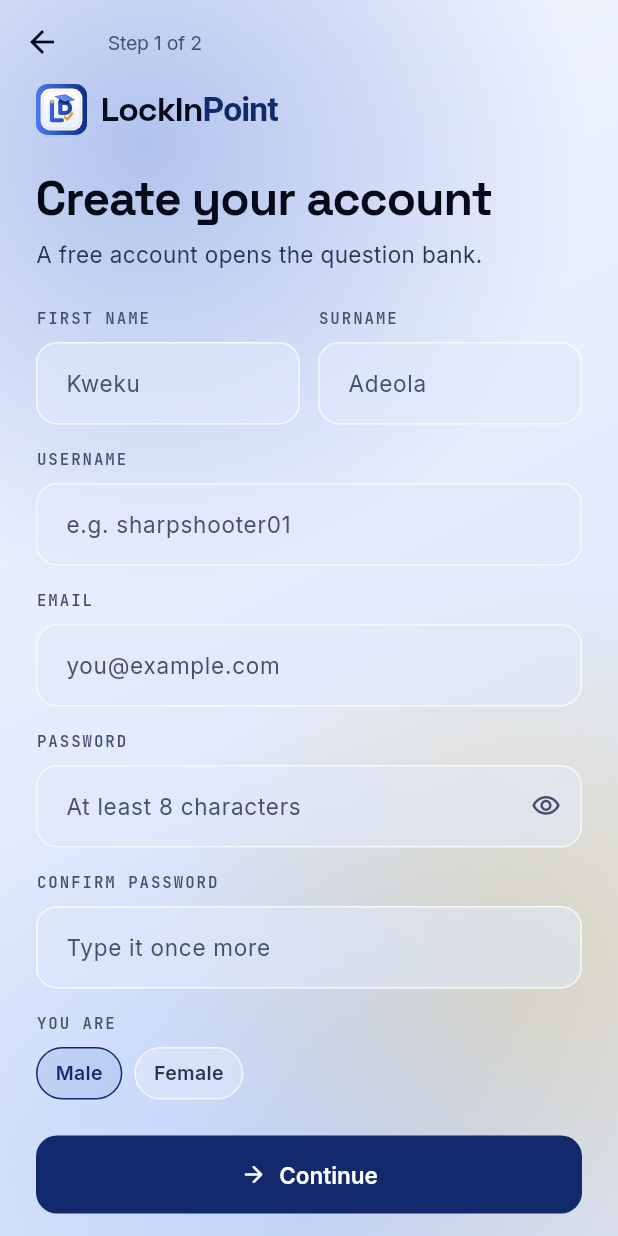
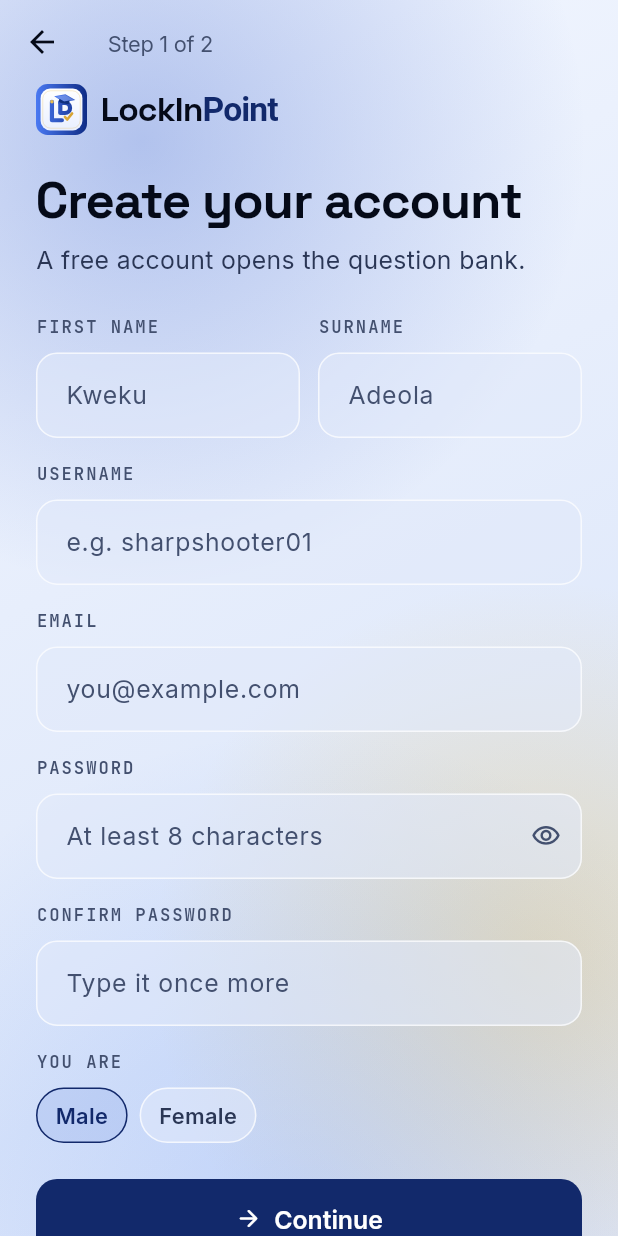
Before and after one commit to isaac2526/lockinpoint-mobile, a Flutter app: the screen it shows after launch, after a tap on "Create account", on a phone screen of 412 x 824 dp. Run offline on Flutter 3.47's test engine with Material 3 defaults, Android fonts, the phone set to English and light mode, and no system bars; our stand-ins replace cached_network_image, dio, flutter_html, flutter_riverpod, flutter_secure_storage, shared_preferences; missing offline and left inert: flutter_math_fork.

Commit message:
Phase 1: the app opens on the student's home, not on a network request
STARTUP WAS TWO SERIAL ROUND TRIPS AND THREE FONT DOWNLOADS.

AuthController.build() awaited /api/me before deciding anything, and the
dashboard then made its own request behind it — one after the other, on the
connection least able to afford them. A stored refresh token is enough to
open the door with, because nothing behind that door works without the
server agreeing: every request carries the key, and a refused key ends the
session. So the identity check now runs behind the first frame instead of in
front of it, and the home paints immediately from the snapshot the dashboard
already kept.

This is not an animation over a wait. The request that used to block is the
same request; it no longer stands between the student and their app.

Because the gate now opens on a stored token alone, a refused session must be
ENDED rather than merely re-asked: signOutBecause() clears the store, so the
next launch is deterministically signed out instead of walking back in and
hitting the same 401 for ever. The dashboard's two 401 paths go through it.

Space Grotesk, Inter and JetBrains Mono were being fetched from Google on
first launch by google_fonts — three downloads before a single word could be
painted. They now ship as assets and the dependency is gone. A student with
no signal gets the brand rather than a fallback.

TYPE IS BIGGER EVERYWHERE. The old scale put 56% of all type at 13px or
below; the question stem, the largest reading surface in the product, was
17px. Body is now 16.5, small 14.5, caption 13, the stem 19.5, options 17.5.
Readability first.

Six new tests pin the startup law down: a stored session opens the app
without any request completing, the greeting survives across launches and is
corrected when the server knows better, a refused session clears the token,
and being offline never locks a student out.

105 tests pass, analyzer clean.

Co-Authored-By: Claude Opus 5 <noreply@anthropic.com>
Claude-Session: https://claude.ai/code/session_01JF5Wj86tkRr2EmVTtp3UCM

```diff
--- a/lib/design/typography.dart
+++ b/lib/design/typography.dart
@@ -1,5 +1,4 @@
 import 'package:flutter/material.dart';
-import 'package:google_fonts/google_fonts.dart';
 
 /// ===========================================================================
 /// THE BRAND TYPOGRAPHY LAW
@@ -13,14 +12,36 @@ import 'package:google_fonts/google_fonts.dart';
 /// brief. Numbers get JetBrains Mono with tabular figures so a score, a
 /// countdown or a question count never jitters as its digits change — which
 /// on a running CBT clock is the difference between calm and cheap.
+///
+/// THE FACES ARE BUNDLED, NOT FETCHED.
+/// These three families used to arrive through `google_fonts`, which downloads
+/// them from Google's servers ON FIRST LAUNCH — three network round trips
+/// before a single word could be painted, on the exact connection least able
+/// to afford them. They now ship inside the app as assets (see `pubspec.yaml`),
+/// so the first frame draws in the real typeface with no network at all, and
+/// a student opening the app in a place with no signal still gets the brand
+/// rather than a fallback.
+///
+/// SIZES ARE DELIBERATELY GENEROUS.
+/// An earlier scale put 56% of all type at 13px or below. A student reads a
+/// question stem slowly, once, often on a moving bus, sometimes on a cracked
+/// screen. Every size below is a floor, not a target: readability first, and
+/// the polish has to be earned some other way than by shrinking the words.
 /// ===========================================================================
+abstract final class LipFonts {
+  static const display = 'SpaceGrotesk';
+  static const body = 'Inter';
+  static const mono = 'JetBrainsMono';
+}
+
 abstract final class LipType {
   static TextStyle _display(
     double size,
     FontWeight w, {
     double? height,
     double? spacing,
-  }) => GoogleFonts.spaceGrotesk(
+  }) => TextStyle(
+    fontFamily: LipFonts.display,
     fontSize: size,
     fontWeight: w,
     height: height,
@@ -32,7 +53,8 @@ abstract final class LipType {
     FontWeight w, {
     double? height,
     double? spacing,
-  }) => GoogleFonts.inter(
+  }) => TextStyle(
+    fontFamily: LipFonts.body,
     fontSize: size,
     fontWeight: w,
     height: height,
@@ -40,7 +62,8 @@ abstract final class LipType {
   );
 
   static TextStyle _mono(double size, FontWeight w, {double? spacing}) =>
-      GoogleFonts.jetBrainsMono(
+      TextStyle(
+        fontFamily: LipFonts.mono,
         fontSize: size,
         fontWeight: w,
         letterSpacing: spacing,
@@ -49,33 +72,36 @@ abstract final class LipType {
 
   // ---- display · Space Grotesk -------------------------------------------
   static TextStyle get hero =>
-      _display(32, FontWeight.w700, height: 1.14, spacing: -0.7);
+      _display(34, FontWeight.w700, height: 1.14, spacing: -0.7);
   static TextStyle get title =>
-      _display(24, FontWeight.w700, height: 1.2, spacing: -0.4);
+      _display(26, FontWeight.w700, height: 1.2, spacing: -0.4);
   static TextStyle get heading =>
-      _display(19, FontWeight.w600, height: 1.25, spacing: -0.2);
-  static TextStyle get subheading => _display(16, FontWeight.w600, height: 1.3);
+      _display(21, FontWeight.w600, height: 1.25, spacing: -0.2);
+  static TextStyle get subheading => _display(18, FontWeight.w600, height: 1.3);
 
   // ---- body · Inter -------------------------------------------------------
-  static TextStyle get body => _body(15, FontWeight.w400, height: 1.5);
-  static TextStyle get bodyStrong => _body(15, FontWeight.w600, height: 1.5);
-  static TextStyle get small => _body(13, FontWeight.w400, height: 1.45);
-  static TextStyle get smallStrong => _body(13, FontWeight.w600, height: 1.45);
-  static TextStyle get caption => _body(11.5, FontWeight.w400, height: 1.4);
+  static TextStyle get body => _body(16.5, FontWeight.w400, height: 1.5);
+  static TextStyle get bodyStrong => _body(16.5, FontWeight.w600, height: 1.5);
+  static TextStyle get small => _body(14.5, FontWeight.w400, height: 1.45);
+  static TextStyle get smallStrong =>
+      _body(14.5, FontWeight.w600, height: 1.45);
+  static TextStyle get caption => _body(13, FontWeight.w400, height: 1.4);
 
-  /// A question stem. Larger and looser than ordinary body text, because a
-  /// student reads it slowly, once, and often on a bus.
-  static TextStyle get question => _body(17, FontWeight.w400, height: 1.58);
+  /// A question stem. The largest reading surface in the whole product, and
+  /// the one a student stares at longest — so it is the largest body size we
+  /// have, with the loosest leading.
+  static TextStyle get question => _body(19.5, FontWeight.w400, height: 1.58);
 
   /// An answer option. Slightly tighter than the stem so the two are
   /// distinguishable at a glance without a rule between them.
-  static TextStyle get option => _body(15.5, FontWeight.w400, height: 1.42);
+  static TextStyle get option => _body(17.5, FontWeight.w400, height: 1.42);
 
   // ---- numbers and labels · JetBrains Mono --------------------------------
-  static TextStyle get mono => _mono(14, FontWeight.w500);
-  static TextStyle get monoBig => _mono(22, FontWeight.w600, spacing: -0.5);
+  static TextStyle get mono => _mono(15, FontWeight.w500);
+  static TextStyle get monoBig => _mono(26, FontWeight.w600, spacing: -0.5);
 
   /// The uppercase micro-label above a group of choices. Letter-spaced,
-  /// because uppercase without tracking reads as shouting.
-  static TextStyle get label => _mono(10.5, FontWeight.w600, spacing: 1.3);
+  /// because uppercase without tracking reads as shouting. The one size in
+  /// the scale allowed below 13, because it is never a sentence.
+  static TextStyle get label => _mono(11.5, FontWeight.w600, spacing: 1.3);
 }
--- a/lib/features/auth/auth_controller.dart
+++ b/lib/features/auth/auth_controller.dart
@@ -1,4 +1,5 @@
 import 'package:flutter_riverpod/flutter_riverpod.dart';
+import 'package:shared_preferences/shared_preferences.dart';
 
 import '../../core/api.dart';
 import '../../core/session_store.dart';
@@ -43,6 +44,10 @@ class SignedIn extends AuthState {
 /// door, nothing compiled in that can drift.
 /// ===========================================================================
 class AuthController extends AsyncNotifier<AuthState> {
+  /// Where the student's first name is kept between launches, so the very
+  /// first frame can greet them by name without asking the server first.
+  static const _nameKey = 'lip.student-name';
+
   Api get _api => ref.read(apiProvider);
   SessionStore get _store => ref.read(sessionStoreProvider);
 
@@ -51,24 +56,64 @@ class AuthController extends AsyncNotifier<AuthState> {
     final refresh = await _store.refreshToken();
     if (refresh == null) return const SignedOut();
 
-    /* A stored token is not a session. Ask the server before showing home.
-       The Api enforces the 401 law for us: a 401 comes back `unauthorised`
-       ONLY after the backend's refresh route refused the refresh token.
-       Every other failure — offline, a mid-deploy backend, an auth hiccup —
-       leaves the session standing, and a standing session means the student
-       goes to their dashboard, where cached numbers and pull-to-refresh
-       live. */
-    try {
-      final me = await _api.get('/api/me');
-      return SignedIn((me['name'] as String?) ?? 'Champion');
-    } on ApiFailure catch (e) {
-      if (e.unauthorised) {
-        return SignedOut(message: e.message);
+    /* STARTUP IS NOT THE PLACE FOR A ROUND TRIP.
+       This used to `await /api/me` before deciding anything, which put a
+       whole network exchange — on a Nigerian mobile connection, often
+       seconds of it — between tapping the icon and seeing the app. And the
+       dashboard then made a SECOND request behind it, one after the other.
+       Two serial round trips before a student could do anything.
+
+       A stored refresh token is good enough to open the door with, because
+       nothing behind that door can actually be used without the server
+       agreeing: every request carries the key, and a key the server refuses
+       comes back `unauthorised` and ends the session through
+       [signOutBecause]. So the app opens on the student's own home
+       immediately — from the snapshot the dashboard already keeps — and the
+       identity check runs behind it rather than in front of it.
+
+       This is not hiding the wait behind an animation. The request that used
+       to block the first frame is the same request; it simply no longer
+       stands between the student and their app. */
+    _verifyQuietly();
+
+    final prefs = await SharedPreferences.getInstance();
+    return SignedIn(prefs.getString(_nameKey) ?? 'Champion');
+  }
+
+  /// Confirms with the server that the stored session is real, without ever
+  /// holding up the first frame. Only a refused refresh token ends the
+  /// session; being offline, or catching the backend mid-deploy, changes
+  /// nothing on screen.
+  void _verifyQuietly() {
+    /* Both dependencies are taken NOW, while this provider is certainly
+       alive. Reading them after the await would throw the moment a student
+       signs out or the provider rebuilds mid-flight — the request outlives
+       the ref, so it must not need it. */
+    final api = _api;
+    final store = _store;
+
+    var alive = true;
+    ref.onDispose(() => alive = false);
+
+    // Invoked immediately rather than scheduled: the request should already
+    // be on the wire by the time the first frame is painted.
+    () async {
+      try {
+        final me = await api.get('/api/me');
+        final name = me['name'] as String?;
+        if (name == null || name.isEmpty) return;
+        await _rememberName(name);
+        if (alive && state.value is SignedIn) state = AsyncData(SignedIn(name));
+      } on ApiFailure catch (e) {
+        // A bus going through a tunnel is not a reason to lock a student out.
+        if (!e.unauthorised) return;
+        await store.clear();
+        await _forgetName();
+        if (alive) state = AsyncData(SignedOut(message: e.message));
+      } catch (_) {
+        // Never let a background check take the app down.
       }
-      // A token we could not verify: let them in. A bus going through a
-      // tunnel is not a reason to lock a student out.
-      return const SignedIn('Champion');
-    }
+    }();
   }
 
   Future<void> logIn({
@@ -82,7 +127,9 @@ class AuthController extends AsyncNotifier<AuthState> {
         body: {'identifier': identifier.trim(), 'password': password},
       );
       await _establishSession(res);
-      state = AsyncData(SignedIn(_nameFrom(res, hint: null)));
+      final name = _nameFrom(res, hint: null);
+      await _rememberName(name);
+      state = AsyncData(SignedIn(name));
     } on ApiFailure catch (e, st) {
       state = AsyncError(e, st);
     }
@@ -93,9 +140,9 @@ class AuthController extends AsyncNotifier<AuthState> {
     try {
       final res = await _api.post('/api/auth/signup', body: form);
       await _establishSession(res);
-      state = AsyncData(
-        SignedIn(_nameFrom(res, hint: form['first_name'] as String?)),
-      );
+      final name = _nameFrom(res, hint: form['first_name'] as String?);
+      await _rememberName(name);
+      state = AsyncData(SignedIn(name));
     } on ApiFailure catch (e, st) {
       state = AsyncError(e, st);
     }
@@ -107,8 +154,18 @@ class AuthController extends AsyncNotifier<AuthState> {
     } on ApiFailure {
       // The server may be unreachable; the phone still forgets the session.
     }
-    await _store.clear();
+    await _forget();
     state = const AsyncData(SignedOut());
+  }
+
+  /// Ends a session the SERVER refused. The store is cleared rather than the
+  /// provider merely invalidated, because [build] now opens the door on a
+  /// stored token alone: leaving a refused token in place would let the next
+  /// build walk straight back in, and the 401 would arrive again, for ever.
+  /// Clearing makes the next launch deterministically signed out.
+  Future<void> signOutBecause(String why) async {
+    await _forget();
+    state = AsyncData(SignedOut(message: why));
   }
 
   // -------------------------------------------------------------------------
@@ -139,6 +196,20 @@ class AuthController extends AsyncNotifier<AuthState> {
     if (n != null && n.isNotEmpty) return n;
     return (hint != null && hint.isNotEmpty) ? hint : 'Champion';
   }
+
+  /// Keeps the greeting across launches. Not a secret, and not a session —
+  /// losing it costs a student the word "Champion" for one frame.
+  Future<void> _rememberName(String name) async =>
+      (await SharedPreferences.getInstance()).setString(_nameKey, name);
+
+  /// Forgets everything this phone knew about who was signed in.
+  Future<void> _forget() async {
+    await _store.clear();
+    await _forgetName();
+  }
+
+  Future<void> _forgetName() async =>
+      (await SharedPreferences.getInstance()).remove(_nameKey);
 }
 
 final authControllerProvider = AsyncNotifierProvider<AuthController, AuthState>(
```
Also changed, not shown: lib/features/home/dashboard_screen.dart (+11 -2 lines), pubspec.yaml (+35 -1 lines), assets/fonts/Inter-Bold.ttf (added), assets/fonts/Inter-Medium.ttf (added), assets/fonts/Inter-Regular.ttf (added), assets/fonts/Inter-SemiBold.ttf (added), assets/fonts/JetBrainsMono-Bold.ttf (added), assets/fonts/JetBrainsMono-Medium.ttf (added), assets/fonts/JetBrainsMono-SemiBold.ttf (added), assets/fonts/SpaceGrotesk-Bold.ttf (added), assets/fonts/SpaceGrotesk-Medium.ttf (added), assets/fonts/SpaceGrotesk-SemiBold.ttf (added), pubspec.lock, 1 other file.
